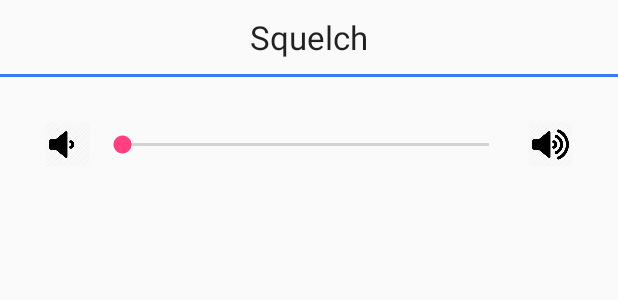
After one commit to vcaibis/Nautischool, an Android app: the layout squelch_layout.xml on its own in the app's theme, with its tools: preview values and no code run, on a phone screen of 412 x 824 dp. The commit adds this screen. Shown: the top 300 px of the screen. Run offline under Robolectric (Android 15) with nearby library versions, the phone set to English and light mode, and no system bars.

Commit message:
ajout volume et squelch button

```diff
--- /dev/null
+++ b/app/src/main/res/layout/squelch_layout.xml
@@ -0,0 +1,70 @@
+<?xml version="1.0" encoding="utf-8"?>
+<RelativeLayout
+    xmlns:android="http://schemas.android.com/apk/res/android"
+    xmlns:app="http://schemas.android.com/apk/res-auto"
+    xmlns:tools="http://schemas.android.com/tools"
+    android:layout_width="match_parent"
+    android:layout_height="match_parent">
+
+    <TextView
+        android:id="@+id/textViewTitleSquelch"
+        android:layout_width="wrap_content"
+        android:layout_height="wrap_content"
+        android:layout_alignParentTop="true"
+        android:layout_centerHorizontal="true"
+        android:text="@string/squelch"
+        android:textAppearance="?android:attr/textAppearanceLarge"
+        android:layout_marginTop="10dp"
+        android:layout_marginBottom="10dp"/>
+
+
+    <View
+        android:id="@+id/viewSquelch"
+        android:layout_width="fill_parent"
+        android:layout_height="2dp"
+        android:layout_alignParentLeft="true"
+        android:layout_below="@+id/textViewTitleSquelch"
+        android:background="@color/colorLogin" />
+
+    <ImageView
+        android:id="@+id/imageViewVL"
+        android:layout_width="30dp"
+        android:layout_height="30dp"
+        android:layout_alignParentLeft="true"
+        android:layout_alignParentStart="true"
+        android:layout_below="@+id/viewSquelch"
+        android:layout_marginBottom="40dp"
+        android:layout_marginLeft="30dp"
+        android:layout_marginStart="30dp"
+        android:layout_marginTop="30dp"
+        android:scaleType="fitCenter"
+        tools:srcCompat="@drawable/volume_lownew" />
+
+    <ImageView
+        android:id="@+id/imageViewVH"
+        android:layout_width="30dp"
+        android:layout_height="30dp"
+        android:layout_alignParentEnd="true"
+        android:layout_alignParentRight="true"
+        android:layout_alignTop="@+id/imageViewVL"
+        android:layout_marginBottom="40dp"
+        android:layout_marginEnd="30dp"
+        android:layout_marginRight="30dp"
+        android:scaleType="fitCenter"
+        tools:srcCompat="@drawable/volume_h" />
+
+    <SeekBar
+        android:id="@+id/seekBarSquelch"
+        android:layout_width="match_parent"
+        android:layout_height="30dp"
+        android:layout_alignBottom="@+id/imageViewVL"
+        android:layout_alignTop="@+id/imageViewVL"
+        android:layout_marginEnd="70dp"
+        android:layout_marginLeft="5dp"
+        android:layout_marginRight="70dp"
+        android:layout_marginStart="5dp"
+        android:layout_toEndOf="@+id/imageViewVL"
+        android:layout_toRightOf="@+id/imageViewVL" />
+
+
+</RelativeLayout>
--- a/app/src/main/res/values/strings.xml
+++ b/app/src/main/res/values/strings.xml
@@ -72,5 +72,7 @@
     <string name="call">Call</string>
     <string name="log">Log</string>
     <string name="menu">Menu</string>
+    <string name="volume">Volume</string>
+    <string name="squelch">Squelch</string>
 
 </resources>
```
Also changed, not shown: app/src/main/java/ch/hevs/nautischool/mainActivity.java (+87 -0 lines), app/src/main/res/layout/activity_main.xml (+8 -3 lines), app/src/main/res/layout/volume_layout.xml (added, +69 -0 lines), app/src/main/res/drawable/volume_h.png (added), app/src/main/res/drawable/volume_lownew.png (added).
